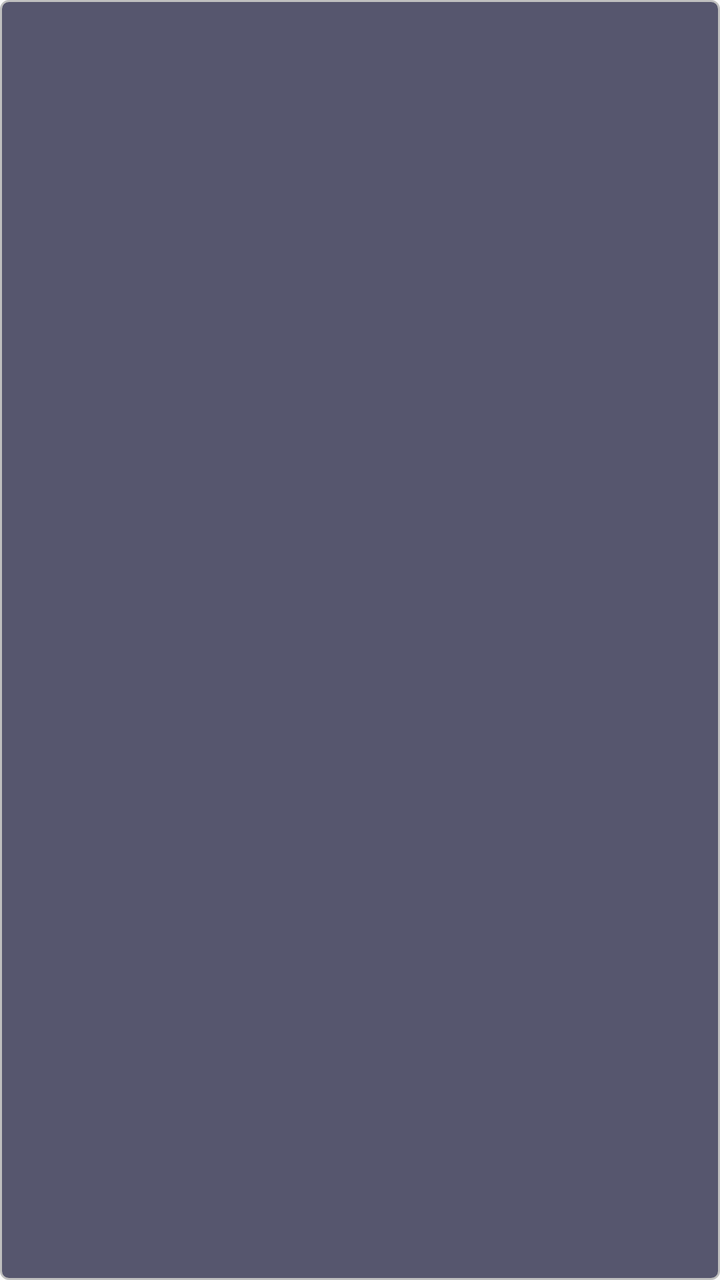
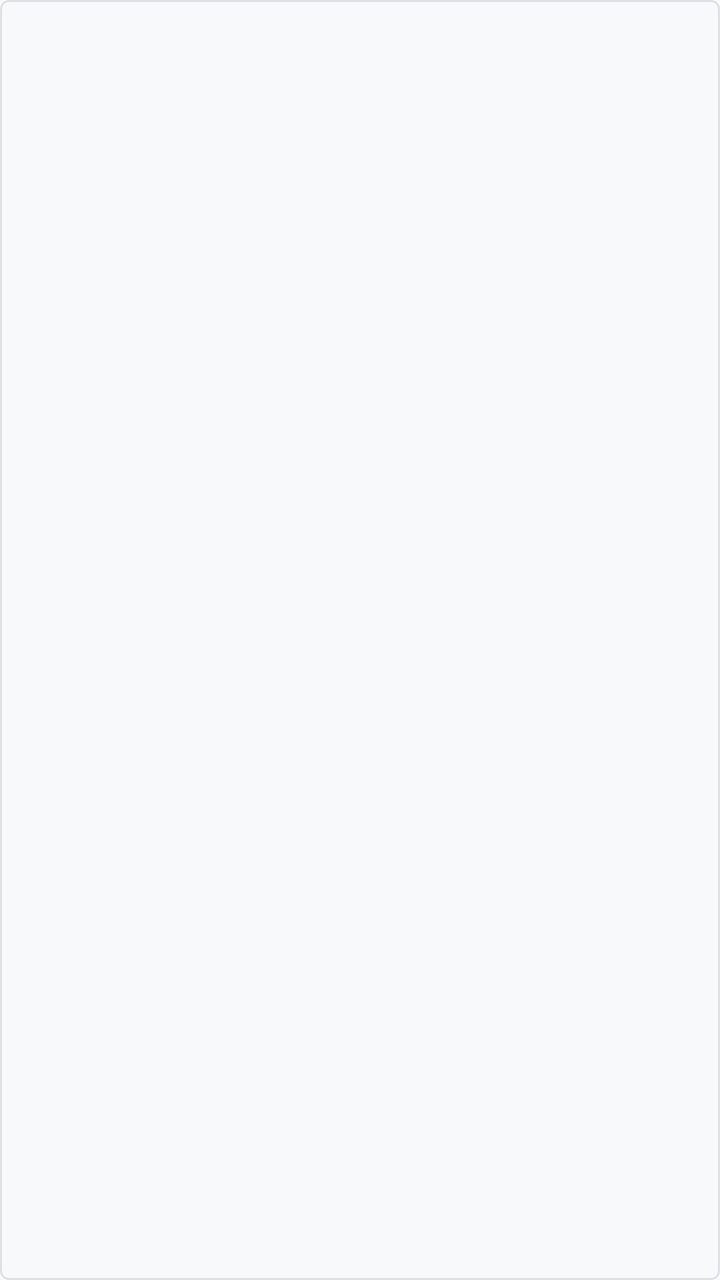

Compare the two renders of this Android layout. The source of the first and the diff that turns it into the second are given below.
<!-- AndroidManifest.xml: application theme Theme.AppCompat.DayNight.DarkActionBar -->
<!-- res/layout/tooltip_view.xml -->
<?xml version="1.0" encoding="utf-8"?>
<TextView xmlns:android="http://schemas.android.com/apk/res/android"
    xmlns:tools="http://schemas.android.com/tools"
    android:layout_width="wrap_content"
    android:layout_height="wrap_content"
    android:background="@drawable/tooltip_background"
    android:paddingHorizontal="8dp"
    android:paddingVertical="4dp"
    android:textColor="@color/tooltip_fg"
    android:textSize="16dp"
    tools:ignore="SpUsage"
    />
<!-- resources referenced by this layout -->
<resources>
  <color name="tooltip_fg">#BFBFBF</color>
  <!-- drawable tooltip_background (drawable) -->
  <?xml version="1.0" encoding="utf-8"?>
  <shape xmlns:android="http://schemas.android.com/apk/res/android">
      
      <solid android:color="@color/tooltip_bg" />
      
      <corners android:radius="4dp" />
      
      <stroke
          android:width="1dp"
          android:color="@color/tooltip_border"
          />
  </shape>
  <color name="tooltip_bg">#BF1F1F3F</color>
  <color name="tooltip_border">#BFBFBF</color>
</resources>

<!-- the commit's change to res/layout/tooltip_view.xml (unified diff, before → after) -->
@@ -1,12 +1,20 @@
 <?xml version="1.0" encoding="utf-8"?>
-<TextView xmlns:android="http://schemas.android.com/apk/res/android"
+<ScrollView xmlns:android="http://schemas.android.com/apk/res/android"
     xmlns:tools="http://schemas.android.com/tools"
-    android:layout_width="wrap_content"
+    android:id="@+id/tooltip_scroll"
+    android:layout_width="match_parent"
     android:layout_height="wrap_content"
     android:background="@drawable/tooltip_background"
-    android:paddingHorizontal="8dp"
-    android:paddingVertical="4dp"
-    android:textColor="@color/tooltip_fg"
-    android:textSize="16dp"
-    tools:ignore="SpUsage"
-    />
+    android:scrollbars="vertical"
+    android:fadeScrollbars="false">
+
+    <TextView
+        android:id="@+id/tooltip_text"
+        android:layout_width="match_parent"
+        android:layout_height="wrap_content"
+        android:paddingHorizontal="8dp"
+        android:paddingVertical="4dp"
+        android:textColor="@color/tooltip_fg"
+        android:textSize="16dp"
+        tools:ignore="SpUsage" />
+</ScrollView>
<!-- resource entries referenced after the edit -->
@@ -1,6 +1,6 @@
 <!-- resources referenced by this layout -->
 <resources>
-  <color name="tooltip_fg">#BFBFBF</color>
+  <color name="tooltip_fg">#1A1C1E</color>
   <!-- drawable tooltip_background (drawable) -->
   <?xml version="1.0" encoding="utf-8"?>
   <shape xmlns:android="http://schemas.android.com/apk/res/android">
@@ -14,7 +14,7 @@
           android:color="@color/tooltip_border"
           />
   </shape>
-  <color name="tooltip_bg">#BF1F1F3F</color>
-  <color name="tooltip_border">#BFBFBF</color>
+  <color name="tooltip_bg">#CCF8F9FA</color>
+  <color name="tooltip_border">#A0CED4DA</color>
 </resources>
 
